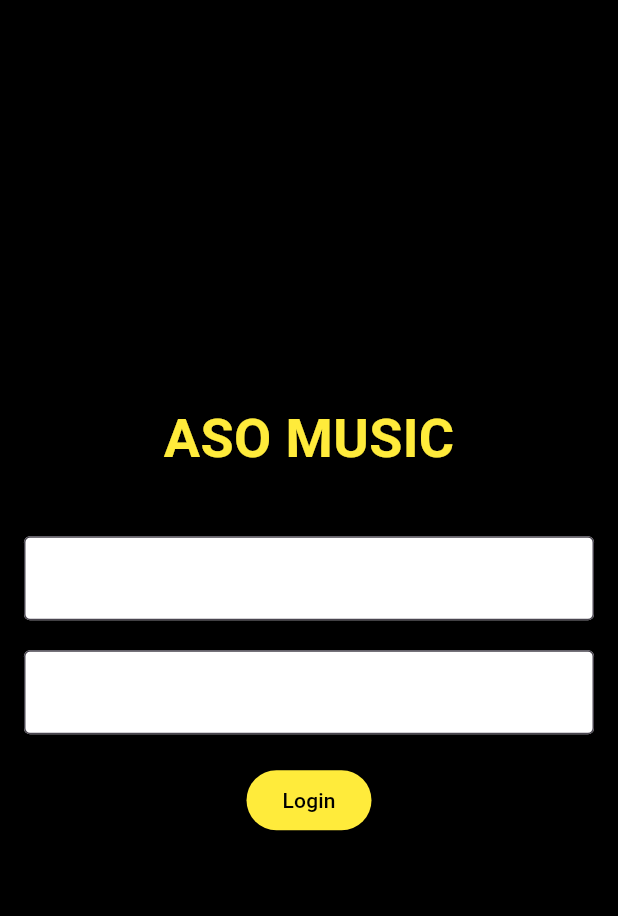
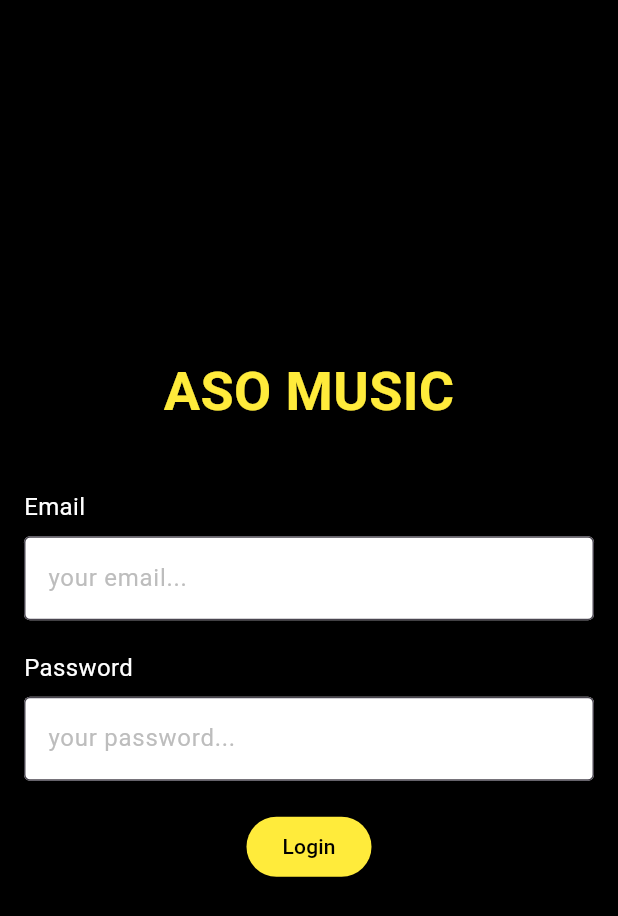
Before and after one commit to antoniomarroffino/aso_music, a Flutter app: the screen it shows after launch, on a phone screen of 412 x 824 dp. Shown: the top 916 px of the screen. Run offline on Flutter 3.47's test engine with Material 3 defaults, Android fonts, the phone set to English and light mode, and no system bars; our stand-ins replace audioplayers, cloud_firestore, firebase_auth, firebase_core, firebase_storage; accounts and stored records are empty.

Commit message:
Login implementato correttamente. Impostato il menu in basso per la navigazione tra le pagine

```diff
--- a/lib/main.dart
+++ b/lib/main.dart
@@ -1,42 +1,48 @@
+import 'package:aso_music/views/profile_screen.dart';
+import 'package:aso_music/views/search_screen.dart';
 import 'package:flutter/material.dart';
 import 'package:firebase_core/firebase_core.dart';
 import 'package:provider/provider.dart';
 import 'viewmodels/album_viewmodel.dart';
 import 'viewmodels/song_viewmodel.dart';
+import 'viewmodels/login_viewmodel.dart';
 import 'views/album_list_screen.dart';
 import 'views/song_player_screen.dart';
-import 'views/login_screen.dart'; // Importa la tua pagina di login
+import 'views/login_screen.dart';
 
 void main() async {
   WidgetsFlutterBinding.ensureInitialized();
   await Firebase.initializeApp();
-  runApp(const MyApp());
+
+  runApp(
+    MultiProvider(
+      providers: [
+        ChangeNotifierProvider(create: (_) => AlbumViewModel()),
+        ChangeNotifierProvider(create: (_) => SongViewModel()),
+        ChangeNotifierProvider(create: (_) => LoginViewModel()),
+      ],
+      child: MyApp(),
+    ),
+  );
 }
 
 class MyApp extends StatelessWidget {
-  const MyApp({super.key});
-
   @override
   Widget build(BuildContext context) {
-    return MultiProvider(
-      providers: [
-        ChangeNotifierProvider(create: (_) => AlbumViewModel()),
-        ChangeNotifierProvider(create: (_) => SongViewModel()),
-      ],
-      child: MaterialApp(
-        title: 'Music App',
-        theme: ThemeData(
-          primarySwatch:
-              Colors.yellow, // Usa il colore giallo per il tema principale
-        ),
-        initialRoute: '/login', // Imposta la pagina di login come iniziale
-        routes: {
-          '/login': (context) =>
-              LoginScreen(), // Aggiungi la route per la pagina di login
-          '/': (context) => AlbumListScreen(),
-          '/player': (context) => SongPlayerScreen(),
-        },
+    return MaterialApp(
+      title: 'Aso Music',
+      theme: ThemeData(
+        primarySwatch: Colors.blue,
       ),
+      initialRoute: '/login',
+      routes: {
+        '/login': (context) => const LoginScreen(),
+        '/albumlist': (context) => const AlbumListScreen(),
+        '/player': (context) => SongPlayerScreen(),
+        '/search': (context) =>
+            SearchScreen(), // Aggiungi il percorso per la schermata di ricerca
+        '/profile': (context) => ProfileScreen(),
+      },
     );
   }
 }
--- /dev/null
+++ b/lib/viewmodels/login_viewmodel.dart
@@ -0,0 +1,26 @@
+import 'package:flutter/material.dart';
+import 'package:firebase_auth/firebase_auth.dart';
+
+class LoginViewModel extends ChangeNotifier {
+  final FirebaseAuth _auth = FirebaseAuth.instance;
+
+  Future<void> login(
+      String email, String password, BuildContext context) async {
+    if (email.isEmpty || password.isEmpty) {
+      ScaffoldMessenger.of(context).showSnackBar(
+        const SnackBar(
+            content: Text('Email e password non possono essere vuoti.')),
+      );
+      return;
+    }
+
+    try {
+      await _auth.signInWithEmailAndPassword(email: email, password: password);
+      Navigator.pushReplacementNamed(context, '/');
+    } catch (e) {
+      ScaffoldMessenger.of(context).showSnackBar(
+        SnackBar(content: Text('Errore di login: $e')),
+      );
+    }
+  }
+}
--- a/lib/views/login_screen.dart
+++ b/lib/views/login_screen.dart
@@ -1,7 +1,11 @@
 import 'package:flutter/material.dart';
 import 'package:firebase_auth/firebase_auth.dart';
 
+import 'album_list_screen.dart';
+
 class LoginScreen extends StatefulWidget {
+  const LoginScreen({super.key});
+
   @override
   _LoginScreenState createState() => _LoginScreenState();
 }
@@ -12,17 +16,31 @@ class _LoginScreenState extends State<LoginScreen> {
   final _auth = FirebaseAuth.instance;
 
   void _login() async {
+    final email = _emailController.text.trim();
+    final password = _passwordController.text.trim();
+
+    if (email.isEmpty || password.isEmpty) {
+      ScaffoldMessenger.of(context).showSnackBar(
+        const SnackBar(
+            content: Text('Email e password non possono essere vuoti.')),
+      );
+      return;
+    }
+
     try {
       await _auth.signInWithEmailAndPassword(
-        email: _emailController.text,
-        password: _passwordController.text,
+        email: email,
+        password: password,
       );
       // Naviga verso la schermata principale
-      Navigator.pushReplacementNamed(context, '/');
+      Navigator.pushReplacement(
+        context,
+        MaterialPageRoute(builder: (context) => AlbumListScreen()),
+      );
     } catch (e) {
       // Mostra un messaggio di errore se il login fallisce
       ScaffoldMessenger.of(context).showSnackBar(
-        SnackBar(content: Text('Errore di login: ${e.toString()}')),
+        SnackBar(content: Text('Errore di login: $e')),
       );
     }
   }
@@ -45,11 +63,19 @@ class _LoginScreenState extends State<LoginScreen> {
               ),
             ),
             SizedBox(height: 40),
+            Align(
+              alignment: Alignment.centerLeft,
+              child: Text(
+                'Email',
+                style: TextStyle(color: Colors.white, fontSize: 16),
+              ),
+            ),
+            SizedBox(height: 8),
             TextField(
               controller: _emailController,
               decoration: InputDecoration(
-                labelText: 'Email',
-                labelStyle: TextStyle(color: Colors.white),
+                hintText: 'your email...',
+                hintStyle: TextStyle(color: Colors.grey[400]),
                 fillColor: Colors.white,
                 filled: true,
                 border: OutlineInputBorder(),
@@ -57,11 +83,19 @@ class _LoginScreenState extends State<LoginScreen> {
               style: TextStyle(color: Colors.black),
             ),
             SizedBox(height: 20),
+            Align(
+              alignment: Alignment.centerLeft,
+              child: Text(
+                'Password',
+                style: TextStyle(color: Colors.white, fontSize: 16),
+              ),
+            ),
+            SizedBox(height: 8),
             TextField(
               controller: _passwordController,
               decoration: InputDecoration(
-                labelText: 'Password',
-                labelStyle: TextStyle(color: Colors.white),
+                hintText: 'your password...',
+                hintStyle: TextStyle(color: Colors.grey[400]),
                 fillColor: Colors.white,
                 filled: true,
                 border: OutlineInputBorder(),
@@ -69,14 +103,14 @@ class _LoginScreenState extends State<LoginScreen> {
               obscureText: true,
               style: TextStyle(color: Colors.black),
             ),
-            SizedBox(height: 20),
+            const SizedBox(height: 20),
             ElevatedButton(
               onPressed: _login,
-              child: Text('Login'),
               style: ElevatedButton.styleFrom(
                 foregroundColor: Colors.black,
                 backgroundColor: Colors.yellow,
               ),
+              child: Text('Login'),
             ),
           ],
         ),
--- a/pubspec.yaml
+++ b/pubspec.yaml
@@ -59,7 +59,8 @@ dev_dependencies:
 
 # The following section is specific to Flutter packages.
 flutter:
-
+  assets:
+    - assets/images/logo.png
   # The following line ensures that the Material Icons font is
   # included with your application, so that you can use the icons in
   # the material Icons class.
```
Also changed, not shown: lib/views/album_list_screen.dart (+37 -0 lines), lib/views/profile_screen.dart (added, +16 -0 lines), lib/views/search_screen.dart (added, +16 -0 lines), pubspec.lock, 1 other file.
